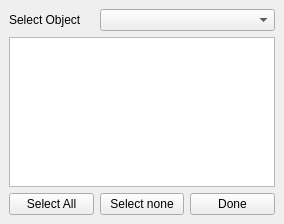
This is Mod/dexcsCfdOF/TaskPanelCfdListOfFaces.ui in dexcs-of/launcher as Qt 5 draws it before an edit. The edited form follows.
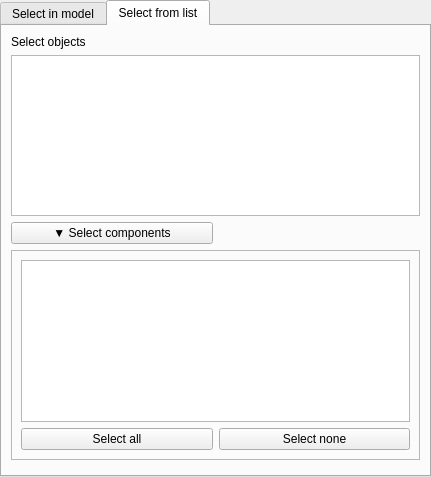
This is the edited form. The open tabs and pages were chosen to show the change.

Diff of the .ui file:
```diff
--- a/Mod/dexcsCfdOF/TaskPanelCfdListOfFaces.ui
+++ b/Mod/dexcsCfdOF/TaskPanelCfdListOfFaces.ui
@@ -6,8 +6,8 @@
    <rect>
     <x>0</x>
     <y>0</y>
-    <width>281</width>
-    <height>224</height>
+    <width>431</width>
+    <height>477</height>
    </rect>
   </property>
   <property name="windowTitle">
@@ -27,11 +27,14 @@
     <number>0</number>
    </property>
    <item row="6" column="0">
-    <widget class="QStackedWidget" name="stackedWidget">
+    <widget class="QTabWidget" name="tabWidget">
      <property name="currentIndex">
       <number>0</number>
      </property>
-     <widget class="QWidget" name="page">
+     <widget class="QWidget" name="tabWidgetPage1">
+      <attribute name="title">
+       <string>Select in model</string>
+      </attribute>
       <layout class="QGridLayout" name="gridLayout_2">
        <item row="2" column="2" colspan="2">
         <widget class="QPushButton" name="buttonAddFace">
@@ -118,41 +121,92 @@
        </item>
       </layout>
      </widget>
-     <widget class="QWidget" name="page_2">
+     <widget class="QWidget" name="tabWidgetPage2">
+      <attribute name="title">
+       <string>Select from list</string>
+      </attribute>
       <layout class="QGridLayout" name="gridLayout">
-       <item row="1" column="0" colspan="3">
-        <widget class="QListWidget" name="faceListWidget"/>
-       </item>
-       <item row="2" column="0">
-        <widget class="QPushButton" name="selectAllButton">
-         <property name="text">
-          <string>Select All</string>
-         </property>
-        </widget>
-       </item>
-       <item row="2" column="1">
-        <widget class="QPushButton" name="selectNoneButton">
-         <property name="text">
-          <string>Select none</string>
-         </property>
-        </widget>
-       </item>
-       <item row="2" column="2">
-        <widget class="QPushButton" name="doneButton">
-         <property name="text">
-          <string>Done</string>
-         </property>
-        </widget>
+       <item row="1" column="0" colspan="2">
+        <widget class="QListWidget" name="objectListWidget"/>
        </item>
        <item row="0" column="0">
         <widget class="QLabel" name="label_7">
          <property name="text">
-          <string>Select Object</string>
+          <string>Select objects</string>
          </property>
         </widget>
        </item>
-       <item row="0" column="1" colspan="2">
-        <widget class="QComboBox" name="shapeComboBox"/>
+       <item row="3" column="0" colspan="2">
+        <widget class="QFrame" name="individualFacesFrame">
+         <property name="frameShape">
+          <enum>QFrame::StyledPanel</enum>
+         </property>
+         <property name="frameShadow">
+          <enum>QFrame::Raised</enum>
+         </property>
+         <layout class="QGridLayout" name="gridLayout_5">
+          <item row="1" column="0">
+           <widget class="QPushButton" name="selectAllButton">
+            <property name="text">
+             <string>Select all</string>
+            </property>
+           </widget>
+          </item>
+          <item row="1" column="1">
+           <widget class="QPushButton" name="selectNoneButton">
+            <property name="text">
+             <string>Select none</string>
+            </property>
+           </widget>
+          </item>
+          <item row="0" column="0" colspan="2">
+           <widget class="QListWidget" name="faceListWidget"/>
+          </item>
+         </layout>
+        </widget>
+       </item>
+       <item row="4" column="0" colspan="2">
+        <widget class="QFrame" name="frame">
+         <property name="frameShape">
+          <enum>QFrame::NoFrame</enum>
+         </property>
+         <property name="frameShadow">
+          <enum>QFrame::Plain</enum>
+         </property>
+         <property name="lineWidth">
+          <number>0</number>
+         </property>
+         <layout class="QGridLayout" name="gridLayout_3">
+          <property name="leftMargin">
+           <number>0</number>
+          </property>
+          <property name="topMargin">
+           <number>0</number>
+          </property>
+          <property name="rightMargin">
+           <number>0</number>
+          </property>
+          <property name="bottomMargin">
+           <number>0</number>
+          </property>
+         </layout>
+        </widget>
+       </item>
+       <item row="2" column="0">
+        <widget class="QPushButton" name="faceSelectPushButton">
+         <property name="text">
+          <string>▼ Select components</string>
+         </property>
+         <property name="checkable">
+          <bool>true</bool>
+         </property>
+         <property name="checked">
+          <bool>false</bool>
+         </property>
+         <property name="flat">
+          <bool>false</bool>
+         </property>
+        </widget>
        </item>
       </layout>
      </widget>
```
Left out of the diff: 111 changed lines with no effect on the pictures.
